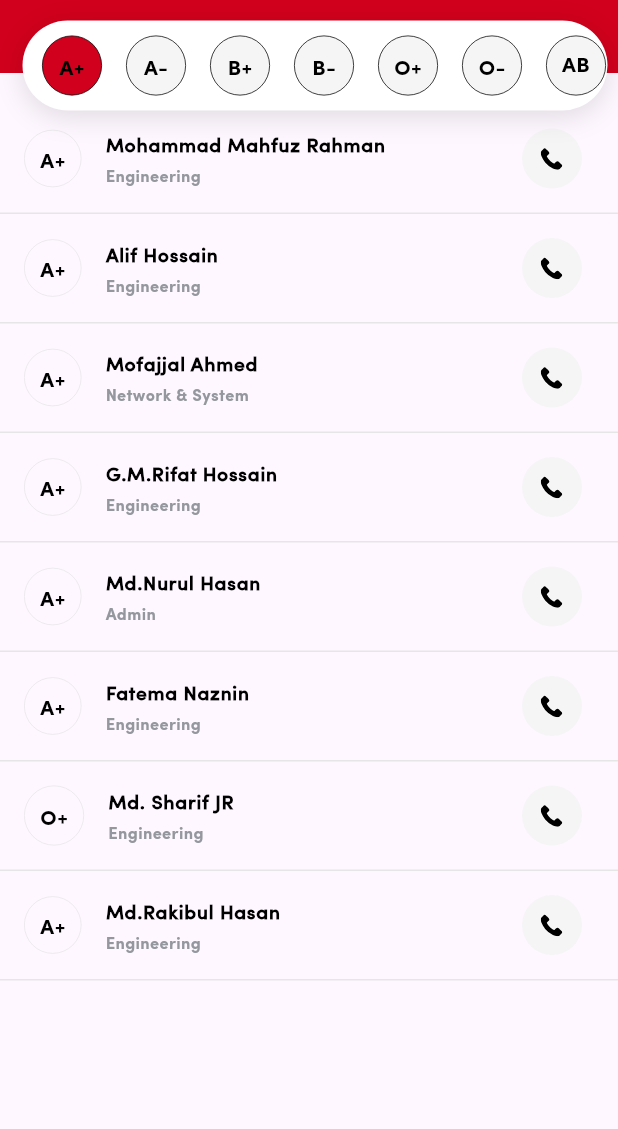
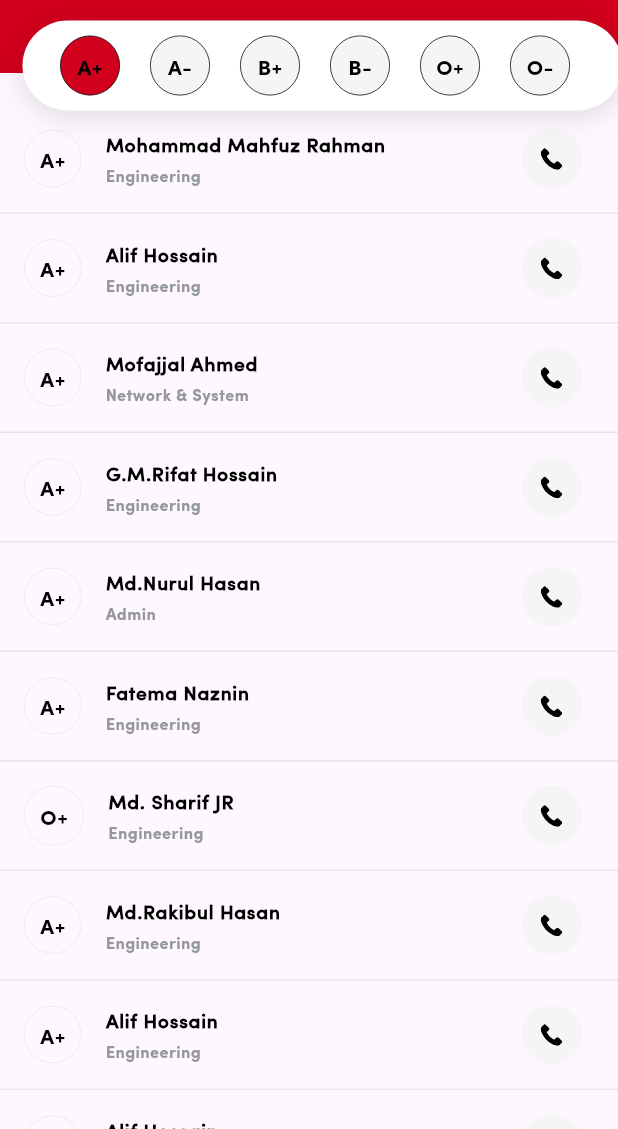
Before and after one commit to sm-aminul-islam/Blood_Finder_Project, a Flutter app: the screen it shows after launch, on a phone screen of 412 x 824 dp, the part 107-1236 px from its top. Run offline on Flutter 3.47's test engine with Material 2 defaults, Android fonts, the phone set to English and light mode, and no system bars; our stand-ins replace flutter_svg.

Commit message:
some changes arise here

```diff
--- a/blood_finder/lib/bloodGroupScreen/blood_group_screen.dart
+++ b/blood_finder/lib/bloodGroupScreen/blood_group_screen.dart
@@ -1,5 +1,3 @@
-import 'dart:developer';
-
 import 'package:flutter/material.dart';
 import 'package:flutter_svg/flutter_svg.dart';
 
@@ -26,6 +24,10 @@ class _BloodGroupIdentifyState extends State<BloodGroupIdentify> {
         {'B_group': 'A+', "Name": "Fatema Naznin", "Prof": "Engineering"},
         {'B_group': 'O+', "Name": "Md. Sharif JR", "Prof": "Engineering"},
         {'B_group': 'A+', "Name": "Md.Rakibul Hasan", "Prof": "Engineering"},
+        {'B_group': 'A+', "Name": "Alif Hossain", "Prof": "Engineering"},
+        {'B_group': 'A+', "Name": "Alif Hossain", "Prof": "Engineering"},
+        {'B_group': 'A+', "Name": "Alif Hossain", "Prof": "Engineering"},
+        {'B_group': 'A+', "Name": "Alif Hossain", "Prof": "Engineering"},
       ],
     },
     {
@@ -211,9 +213,9 @@ class _BloodGroupIdentifyState extends State<BloodGroupIdentify> {
               top: 85,
               left: 15,
               child: Container(
-                padding: const EdgeInsets.only(left: 5),
+                padding: const EdgeInsets.only(right: 20, left: 15),
                 height: 60,
-                width: 390,
+                width: 400,
                 decoration: BoxDecoration(
                     color: const Color(0xFFffffff),
                     boxShadow: [
@@ -238,8 +240,8 @@ class _BloodGroupIdentifyState extends State<BloodGroupIdentify> {
                         child: Container(
                           height: 40,
                           width: 40,
-                          padding: const EdgeInsets.all(10),
-                          margin: const EdgeInsets.all(8),
+                          padding: const EdgeInsets.all(2),
+                          margin: const EdgeInsets.all(10),
                           decoration: BoxDecoration(
                             color: (selected == index)
                                 ? const Color(0xFFd1001c)
@@ -247,7 +249,8 @@ class _BloodGroupIdentifyState extends State<BloodGroupIdentify> {
                             border: Border.all(
                               width: 0.5,
                             ),
-                              shape: BoxShape.circle),
+                            shape: BoxShape.circle,
+                          ),
                           child: Center(
                             child: Text(
                               _allgroup[index].keys.first,
```
Lines whose indentation alone changed are shown as unchanged.
